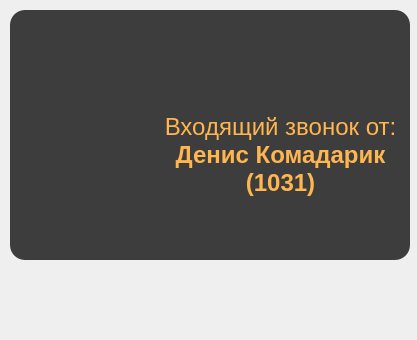
Qt form PopupHelloWindow.ui (okostynchuk/Outcall) before a commit.
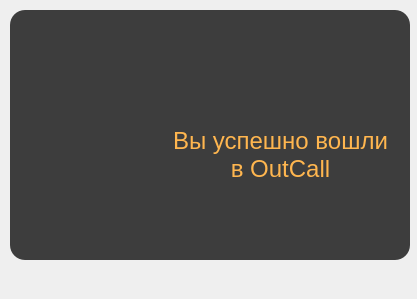
The same form after that commit. Icons and pictures are not drawn.

```diff
--- a/PopupHelloWindow.ui
+++ b/PopupHelloWindow.ui
@@ -10,7 +10,7 @@
     <x>0</x>
     <y>0</y>
     <width>417</width>
-    <height>340</height>
+    <height>299</height>
    </rect>
   </property>
   <property name="minimumSize">
@@ -97,7 +97,7 @@
     <locale language="Russian" country="Russia"/>
    </property>
    <property name="text">
-    <string>&lt;html&gt;&lt;head/&gt;&lt;body&gt;&lt;p&gt;Входящий звонок от: &lt;span style=&quot; font-weight:600;&quot;&gt;Денис Комадарик (1031)&lt;/span&gt;&lt;/p&gt;&lt;/body&gt;&lt;/html&gt;</string>
+    <string>&lt;html&gt;&lt;head/&gt;&lt;body&gt;&lt;p&gt;Вы успешно вошли&lt;br/&gt;в OutCall&lt;/p&gt;&lt;/body&gt;&lt;/html&gt;</string>
    </property>
    <property name="textFormat">
     <enum>Qt::RichText</enum>
```
